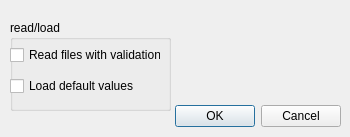
This is src/OpenCOVER/DrivingSim/oddlot/src/gui/oscsettings.ui in hlrs-vis/covise as Qt 5 draws it before an edit. The edited form follows.
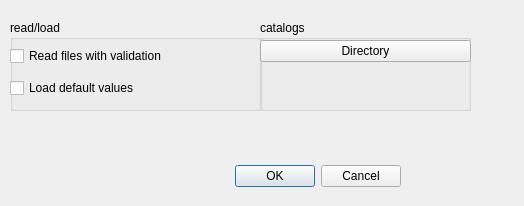
This is the edited form.

Commit message: oscSettings: specify directory; close catalog trees if project is deactivated

```diff
--- a/src/OpenCOVER/DrivingSim/oddlot/src/gui/oscsettings.ui
+++ b/src/OpenCOVER/DrivingSim/oddlot/src/gui/oscsettings.ui
@@ -6,8 +6,8 @@
    <rect>
     <x>0</x>
     <y>0</y>
-    <width>350</width>
-    <height>137</height>
+    <width>524</width>
+    <height>206</height>
    </rect>
   </property>
   <property name="windowTitle">
@@ -16,8 +16,8 @@
   <widget class="QDialogButtonBox" name="buttonBox">
    <property name="geometry">
     <rect>
-     <x>0</x>
-     <y>100</y>
+     <x>60</x>
+     <y>160</y>
      <width>341</width>
      <height>32</height>
     </rect>
@@ -34,7 +34,7 @@
     <rect>
      <x>10</x>
      <y>20</y>
-     <width>161</width>
+     <width>251</width>
      <height>91</height>
     </rect>
    </property>
@@ -46,8 +46,8 @@
      <rect>
       <x>0</x>
       <y>20</y>
-      <width>151</width>
-      <height>61</height>
+      <width>243</width>
+      <height>66</height>
      </rect>
     </property>
     <layout class="QVBoxLayout" name="verticalLayout">
@@ -74,6 +74,45 @@
     </layout>
    </widget>
   </widget>
+  <widget class="QGroupBox" name="dirGroupBox">
+   <property name="geometry">
+    <rect>
+     <x>260</x>
+     <y>20</y>
+     <width>211</width>
+     <height>91</height>
+    </rect>
+   </property>
+   <property name="title">
+    <string>catalogs</string>
+   </property>
+   <widget class="QWidget" name="verticalLayoutWidget_3">
+    <property name="geometry">
+     <rect>
+      <x>0</x>
+      <y>20</y>
+      <width>211</width>
+      <height>75</height>
+     </rect>
+    </property>
+    <layout class="QVBoxLayout" name="dirLayout">
+     <item>
+      <widget class="QPushButton" name="dirPushButton">
+       <property name="text">
+        <string>Directory</string>
+       </property>
+      </widget>
+     </item>
+     <item>
+      <widget class="QLabel" name="dirLabel">
+       <property name="text">
+        <string/>
+       </property>
+      </widget>
+     </item>
+    </layout>
+   </widget>
+  </widget>
  </widget>
  <resources/>
  <connections>
```
The commit also changes 10 other files.
